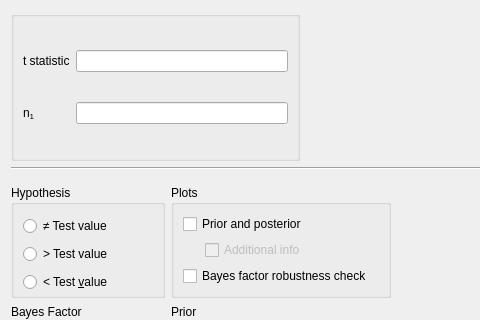
Before: the Qt Designer form JASP-Desktop/analysisforms/bffromtonesampleform.ui in jasp-stats/jasp-desktop, drawn with Qt 5; both pictures show x 0 to 480 and y 0 to 320 of the 606 by 468 pixel window.
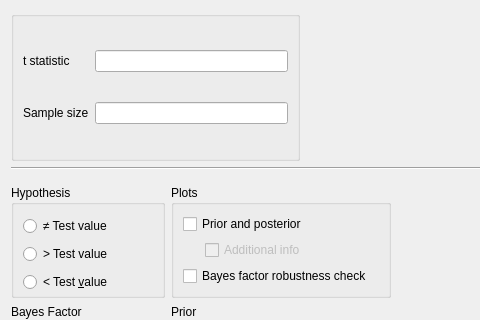
After: the same form once the commit is applied. Custom widgets are drawn as their Qt base class.

Diff of the .ui file:
```diff
--- a/JASP-Desktop/analysisforms/bffromtonesampleform.ui
+++ b/JASP-Desktop/analysisforms/bffromtonesampleform.ui
@@ -35,7 +35,7 @@
       <item row="1" column="0">
        <widget class="QLabel" name="label_3">
         <property name="text">
-         <string>n&lt;sub&gt;1&lt;/sub&gt;</string>
+         <string>&lt;html&gt;&lt;head/&gt;&lt;body&gt;&lt;p&gt;Sample size&lt;/p&gt;&lt;/body&gt;&lt;/html&gt;</string>
         </property>
        </widget>
       </item>
```
